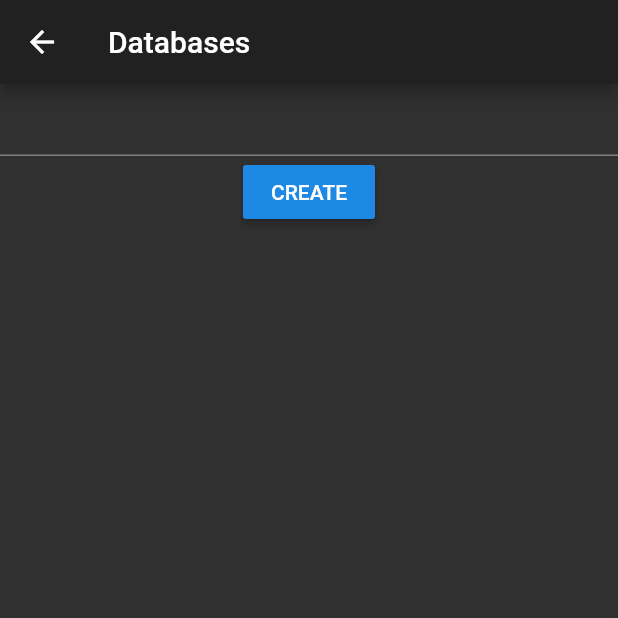
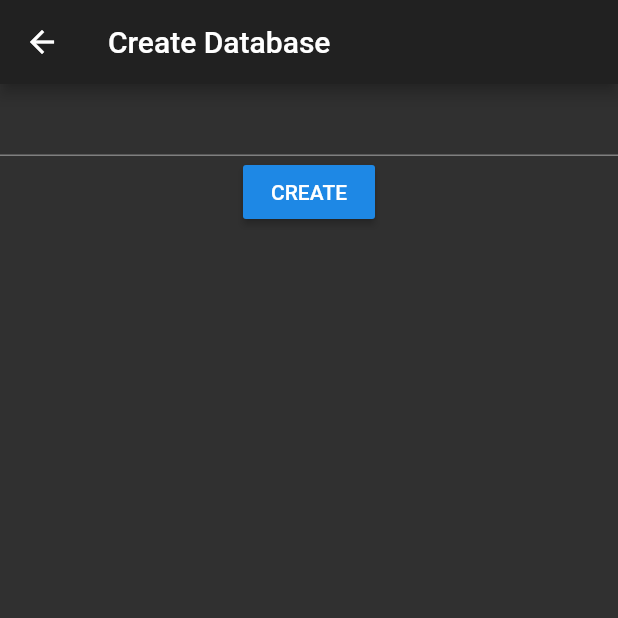
Before and after one commit to 9968/ysnPASS, a Flutter app: the screen it shows after launch, after a tap on "CREATE DATABASE", on a phone screen of 412 x 824 dp, the top half of it. Run offline on Flutter 3.47's test engine with Material 2 defaults, Android fonts, the phone set to English and light mode, and no system bars.

Commit message:
rename screens and models

```diff
--- a/ysnpass/lib/main.dart
+++ b/ysnpass/lib/main.dart
@@ -1,13 +1,13 @@
 import 'package:flutter/material.dart';
 import 'package:provider/provider.dart';
 
-import 'model/databasepool_model.dart';
-import 'screens/databases.dart';
+import 'model/database_list.dart';
+import 'screens/view_databases.dart';
 
 void main() {
   runApp(
     ChangeNotifierProvider(
-      create: (context) => DatabasePoolModel(),
+      create: (context) => DatabaseList(),
       child: YsnPass(),
     ),
   );
@@ -23,7 +23,7 @@ class YsnPass extends StatelessWidget {
         primarySwatch: Colors.blue,
         visualDensity: VisualDensity.adaptivePlatformDensity,
       ),
-      home: Databases(),
+      home: ViewDatabases(),
     );
   }
 }
--- /dev/null
+++ b/ysnpass/lib/model/database.dart
@@ -0,0 +1,5 @@
+class Database {
+  String name;
+
+  Database(this.name);
+}
--- /dev/null
+++ b/ysnpass/lib/model/database_list.dart
@@ -0,0 +1,15 @@
+import 'dart:collection';
+import 'package:flutter/material.dart';
+import 'database.dart';
+
+class DatabaseList extends ChangeNotifier {
+  final List<Database> _databases = [];
+
+  UnmodifiableListView<Database> get databases =>
+      UnmodifiableListView(_databases);
+
+  void add(Database database) {
+    _databases.add(database);
+    notifyListeners();
+  }
+}
--- a/ysnpass/lib/model/database_model.dart
+++ /dev/null
@@ -1,5 +0,0 @@
-class DatabaseModel {
-  String name;
-
-  DatabaseModel(this.name);
-}
--- a/ysnpass/lib/model/databasepool_model.dart
+++ /dev/null
@@ -1,17 +0,0 @@
-import 'dart:collection';
-
-import 'package:flutter/cupertino.dart';
-
-import 'database_model.dart';
-
-class DatabasePoolModel extends ChangeNotifier {
-  final List<DatabaseModel> _databases = [];
-
-  UnmodifiableListView<DatabaseModel> get databases =>
-      UnmodifiableListView(_databases);
-
-  void add(DatabaseModel database) {
-    _databases.add(database);
-    notifyListeners();
-  }
-}
--- a/ysnpass/lib/screens/create_database.dart
+++ b/ysnpass/lib/screens/create_database.dart
@@ -1,7 +1,7 @@
 import 'package:flutter/material.dart';
 import 'package:provider/provider.dart';
-import 'package:ysnpass/model/database_model.dart';
-import 'package:ysnpass/model/databasepool_model.dart';
+import 'package:ysnpass/model/database.dart';
+import 'package:ysnpass/model/database_list.dart';
 
 class CreateDatabase extends StatefulWidget {
   @override
@@ -16,7 +16,7 @@ class CreateDatabaseState extends State<CreateDatabase> {
   Widget build(BuildContext context) {
     return Scaffold(
       appBar: AppBar(
-        title: Text('Databases'),
+        title: Text('Create Database'),
       ),
       body: Form(
         key: _formKey,
@@ -31,8 +31,8 @@ class CreateDatabaseState extends State<CreateDatabase> {
             RaisedButton(
               onPressed: () {
                 if (_formKey.currentState.validate()) {
-                  Provider.of<DatabasePoolModel>(context, listen: false)
-                      .add(DatabaseModel(_formController.text));
+                  Provider.of<DatabaseList>(context, listen: false)
+                      .add(Database(_formController.text));
                 }
               },
               child: Text('CREATE'),
--- a/ysnpass/lib/screens/databases.dart
+++ b/ysnpass/lib/screens/view_databases.dart
@@ -1,22 +1,22 @@
 import 'package:flutter/material.dart';
 import 'package:provider/provider.dart';
-import 'package:ysnpass/model/databasepool_model.dart';
+import 'package:ysnpass/model/database_list.dart';
 
 import 'create_database.dart';
 
-class Databases extends StatefulWidget {
+class ViewDatabases extends StatefulWidget {
   @override
-  _DatabasesState createState() => _DatabasesState();
+  _ViewDatabasesState createState() => _ViewDatabasesState();
 }
 
-class _DatabasesState extends State<Databases> {
+class _ViewDatabasesState extends State<ViewDatabases> {
   @override
   Widget build(BuildContext context) {
     return Scaffold(
       appBar: AppBar(
-        title: Text('Databases'),
+        title: Text('My Databases'),
       ),
-      body: Consumer<DatabasePoolModel>(
+      body: Consumer<DatabaseList>(
         builder: (context, databasePool, child) => Column(
           children: <Widget>[
             Expanded(
```
